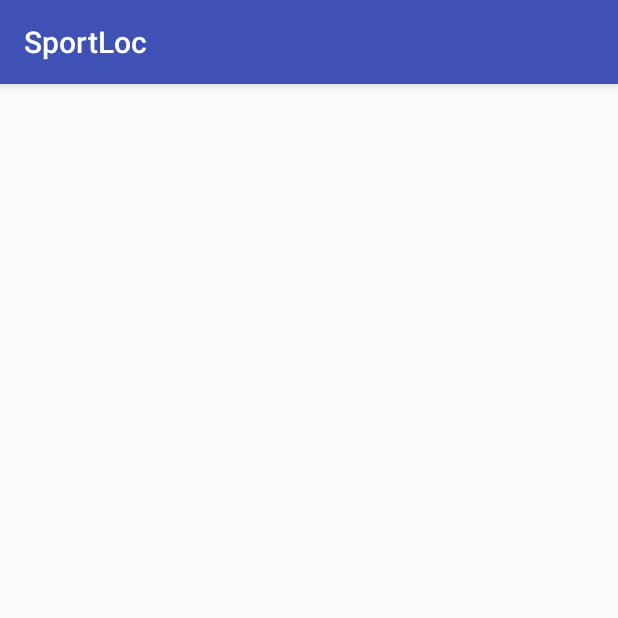
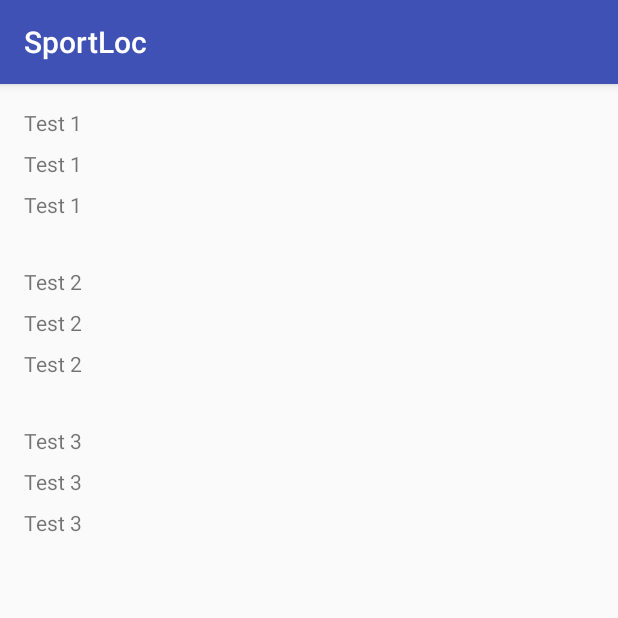
Before and after one commit to ZMehanovic/SportLoc, an Android app: the EventListActivity screen opened directly, with no data from a screen before it, on a phone screen of 412 x 824 dp, the top half of it. Run offline under Robolectric (Android 15) with nearby library versions, the phone set to English and light mode, and no system bars; our stand-ins replace ButterKnife.

Commit message:
Kreiran 'RecyclerView' za popis događaja uz testne podatke U aktivnosti 'EventListActivity' je implementiran 'RecyclerView' čija je uloga prikaz liste podataka vezanih uz svaki pojedini događaj. Pritom je unutar modula 'app' kreiran paket 'adapters', a unutar njega klasa 'EventListAdapter' koja obavlja funkciju adaptera za punjenje svakog pojedinog 'ViewHolder'-a podacima. U resursima je kreiran 'event_list_item.xml' koji definira dizajn za prikaz 'ViewHolder'-a u 'RecycleView'-u. Trenutno se prikazuju samo testni podaci.

```diff
--- a/app/src/main/java/hr/foi/air/sportloc/EventListActivity.java
+++ b/app/src/main/java/hr/foi/air/sportloc/EventListActivity.java
@@ -5,8 +5,11 @@ import android.os.Bundle;
 import android.support.v7.widget.LinearLayoutManager;
 import android.support.v7.widget.RecyclerView;
 
+import java.util.ArrayList;
+
 import butterknife.BindView;
 import butterknife.ButterKnife;
+import hr.foi.air.sportloc.adapters.EventListAdapter;
 
 public class EventListActivity extends AppCompatActivity {
     @BindView(R.id.rcvEventList)
@@ -19,8 +22,14 @@ public class EventListActivity extends AppCompatActivity {
         ButterKnife.bind(this);
 
         mRecyclerView.setHasFixedSize(true);
+        mRecyclerView.setLayoutManager(new LinearLayoutManager(this));
 
-        RecyclerView.LayoutManager mLayoutManager = new LinearLayoutManager(this);
-        mRecyclerView.setLayoutManager(mLayoutManager);
+        ArrayList<String> eventList = new ArrayList<>();
+        eventList.add("Test 1");
+        eventList.add("Test 2");
+        eventList.add("Test 3");
+
+        RecyclerView.Adapter mAdapter = new EventListAdapter(eventList);
+        mRecyclerView.setAdapter(mAdapter);
     }
 }
--- /dev/null
+++ b/app/src/main/java/hr/foi/air/sportloc/adapters/EventListAdapter.java
@@ -0,0 +1,66 @@
+package hr.foi.air.sportloc.adapters;
+
+import android.support.v7.widget.RecyclerView;
+import android.view.LayoutInflater;
+import android.view.View;
+import android.view.ViewGroup;
+import android.widget.TextView;
+
+import java.util.ArrayList;
+
+import butterknife.BindView;
+import butterknife.ButterKnife;
+import hr.foi.air.sportloc.R;
+
+/**
+ * Created by Gabriel on 22.3.2018..
+ */
+
+public class EventListAdapter extends RecyclerView.Adapter<EventListAdapter.ViewHolder> {
+
+    private ArrayList<String> eventList;
+
+    public static class ViewHolder extends RecyclerView.ViewHolder {
+        @BindView(R.id.tvEventName)
+        TextView eventName;
+
+        @BindView(R.id.tvEventInfo)
+        TextView eventInfo;
+
+        @BindView(R.id.tvEventDateTime)
+        TextView eventDateTime;
+
+        public ViewHolder(View itemView) {
+            super(itemView);
+            ButterKnife.bind(this, itemView);
+        }
+    }
+
+    public EventListAdapter(ArrayList<String> eventList) {
+        this.eventList = eventList;
+    }
+
+    @Override
+    public EventListAdapter.ViewHolder onCreateViewHolder(ViewGroup parent, int viewType) {
+        LayoutInflater inflater = LayoutInflater.from(parent.getContext());
+        View view = inflater.inflate(R.layout.event_list_item, parent, false);
+        return new ViewHolder(view);
+    }
+
+    @Override
+    public void onBindViewHolder(ViewHolder holder, int position) {
+        TextView eventName = holder.eventName;
+        eventName.setText(eventList.get(position));
+
+        TextView eventInfo = holder.eventInfo;
+        eventInfo.setText(eventList.get(position));
+
+        TextView eventDateTime = holder.eventDateTime;
+        eventDateTime.setText(eventList.get(position));
+    }
+
+    @Override
+    public int getItemCount() {
+        return eventList.size();
+    }
+}
--- /dev/null
+++ b/app/src/main/res/layout/event_list_item.xml
@@ -0,0 +1,35 @@
+<?xml version="1.0" encoding="utf-8"?>
+<android.support.constraint.ConstraintLayout xmlns:android="http://schemas.android.com/apk/res/android"
+    xmlns:app="http://schemas.android.com/apk/res-auto"
+    android:layout_width="match_parent"
+    android:layout_height="wrap_content">
+
+    <TextView
+        android:id="@+id/tvEventName"
+        android:layout_width="wrap_content"
+        android:layout_height="wrap_content"
+        android:layout_marginStart="16dp"
+        android:layout_marginTop="16dp"
+        app:layout_constraintStart_toStartOf="parent"
+        app:layout_constraintTop_toTopOf="parent" />
+
+    <TextView
+        android:id="@+id/tvEventInfo"
+        android:layout_width="wrap_content"
+        android:layout_height="wrap_content"
+        android:layout_marginStart="16dp"
+        android:layout_marginTop="8dp"
+        app:layout_constraintStart_toStartOf="parent"
+        app:layout_constraintTop_toBottomOf="@+id/tvEventName" />
+
+    <TextView
+        android:id="@+id/tvEventDateTime"
+        android:layout_width="wrap_content"
+        android:layout_height="wrap_content"
+        android:layout_marginBottom="16dp"
+        android:layout_marginStart="16dp"
+        android:layout_marginTop="8dp"
+        app:layout_constraintBottom_toBottomOf="parent"
+        app:layout_constraintStart_toStartOf="parent"
+        app:layout_constraintTop_toBottomOf="@+id/tvEventInfo" />
+</android.support.constraint.ConstraintLayout>
```
